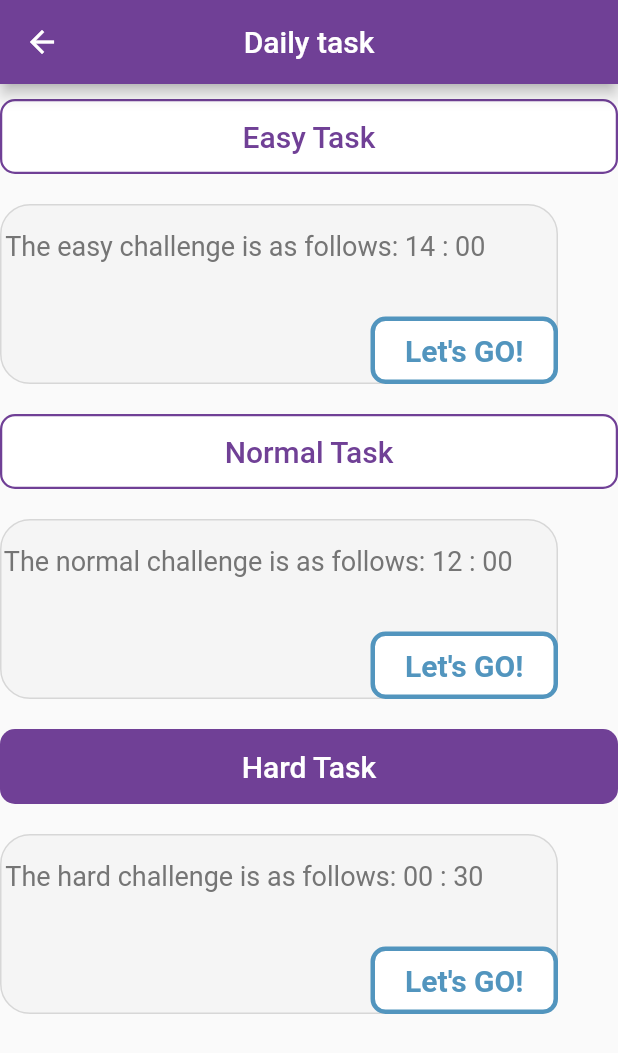
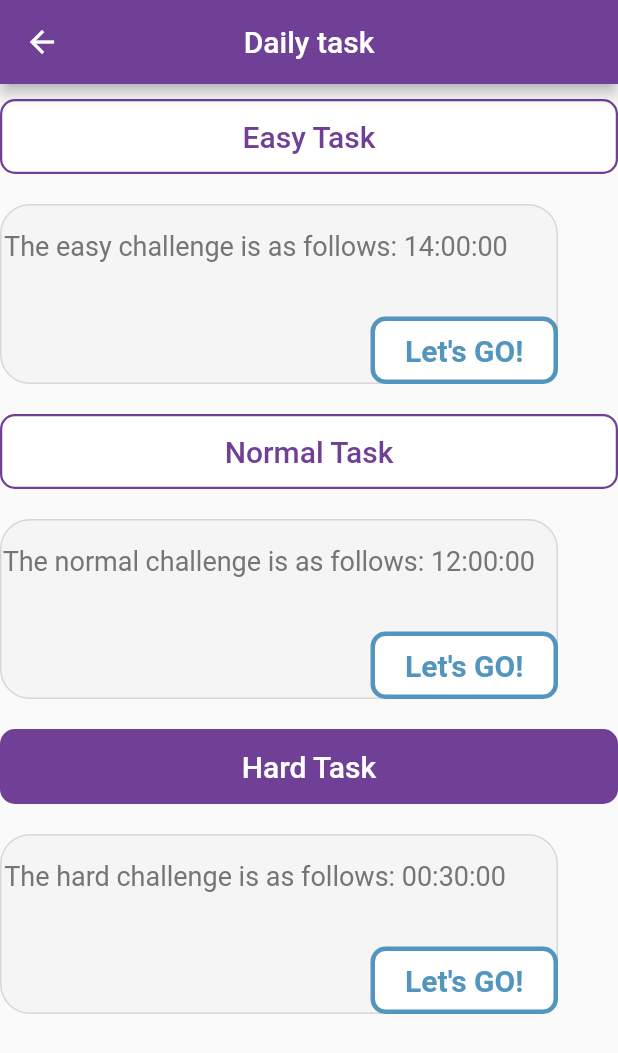
Before and after one commit to BenjaminAlvarezDiaz/no_game_yes_life, a Flutter app: the screen it shows after launch, after a tap on the "notifications" icon, on a phone screen of 412 x 824 dp. Shown: the top 1053 px of the screen. Run offline on Flutter 3.47's test engine with Material 2 defaults, Android fonts, the phone set to English and light mode, and no system bars; our stand-ins replace mvc_pattern.

Commit message:
Limpieza de código en todo DailyTaskPage

```diff
--- a/no_game_yes_life/lib/src/ui/screen_controllers/daily_task_page_controller.dart
+++ b/no_game_yes_life/lib/src/ui/screen_controllers/daily_task_page_controller.dart
@@ -28,17 +28,17 @@ class DailyTaskPageController extends ControllerMVC{
   }
 
   setTimeEasy(){
-    Duration timeEasy = dataManager.getCountDown() - Duration(hours: 2);
+    Duration timeEasy = dataManager.getCountDown() - const Duration(hours: 2);
     return timeEasy;
   }
 
   setTimeNormal(){
-    Duration timeNormal = dataManager.getCountDown() - Duration(hours: 4);
+    Duration timeNormal = dataManager.getCountDown() - const Duration(hours: 4);
     return timeNormal;
   }
 
   setTimeHard(){
-    Duration timeHard = Duration(minutes: 30);
+    Duration timeHard = const Duration(minutes: 30);
     return timeHard;
   }
 
--- a/no_game_yes_life/lib/src/ui/screens/daily_task_page.dart
+++ b/no_game_yes_life/lib/src/ui/screens/daily_task_page.dart
@@ -15,11 +15,9 @@ class DailyTask extends StatefulWidget{
 class _DailyTaskPage extends StateMVC<DailyTask> {
 
   late DailyTaskPageController _con;
-  late Duration time;
 
   _DailyTaskPage() : super (DailyTaskPageController()){
     _con = DailyTaskPageController();
-    time = _con.getCountdown();
   }
 
   @override
@@ -48,36 +46,16 @@ class _DailyTaskPage extends StateMVC<DailyTask> {
     String twoDigits(int n) => n.toString().padLeft(2, '0');
     final hours = twoDigits(timeEasy.inHours.remainder(60));
     final minutes = twoDigits(timeEasy.inMinutes.remainder(60));
+    final seconds = twoDigits(timeEasy.inSeconds.remainder(60));
     return Column(
       children: [
-        Padding(
-          padding: const EdgeInsets.symmetric(vertical: 10),
-          child: Container(
-            decoration: BoxDecoration(
-                color: Colors.white,
-                borderRadius: BorderRadius.circular(10),
-                border: Border.all(
-                    color: const Color(0xff704096),
-                    width: 1.5
-                )
-            ),
-            height: 50,
-            width: double.infinity,
-            child: const Center(
-              child: Text('Easy Task',
-                  style: TextStyle(
-                      color: Color(0xff704096),
-                      fontSize: 20,
-                      fontWeight: FontWeight.w500
-                  )
-              ),
-            ),
-          ),
+        _content('Easy Task', Colors.white, Border.all(
+            color: const Color(0xff704096),
+            width: 1.5), const Color(0xff704096)
         ),
         _space(),
         _task(
-            'The easy challenge is as follows: ${hours} : ${minutes}',
-                (){
+            'The easy challenge is as follows: ${hours}:${minutes}:${seconds}', (){
               _con.onPressedTask(context);
               context.read<Task>().easyTask();
             }),
@@ -91,36 +69,15 @@ class _DailyTaskPage extends StateMVC<DailyTask> {
     String twoDigits(int n) => n.toString().padLeft(2, '0');
     final hours = twoDigits(timeNormal.inHours.remainder(60));
     final minutes = twoDigits(timeNormal.inMinutes.remainder(60));
+    final seconds = twoDigits(timeNormal.inSeconds.remainder(60));
     return Column(
       children: [
-        Padding(
-          padding: const EdgeInsets.symmetric(vertical: 10),
-          child: Container(
-            decoration: BoxDecoration(
-                color: Colors.white,
-                borderRadius: BorderRadius.circular(10),
-                border: Border.all(
-                    color: const Color(0xff704096),
-                    width: 1.5
-                )
-            ),
-            height: 50,
-            width: double.infinity,
-            child: const Center(
-              child: Text('Normal Task',
-                  style: TextStyle(
-                      color: Color(0xff704096),
-                      fontSize: 20,
-                      fontWeight: FontWeight.w500
-                  )
-              ),
-            ),
-          ),
-        ),
+        _content('Normal Task', Colors.white, Border.all(
+            color: const Color(0xff704096),
+            width: 1.5), const Color(0xff704096)),
         _space(),
         _task(
-            'The normal challenge is as follows: ${hours} : ${minutes}',
-                (){
+            'The normal challenge is as follows: ${hours}:${minutes}:${seconds}', (){
               _con.onPressedTask(context);
               context.read<Task>().normalTask();
         }),
@@ -134,31 +91,13 @@ class _DailyTaskPage extends StateMVC<DailyTask> {
     String twoDigits(int n) => n.toString().padLeft(2, '0');
     final hours = twoDigits(timeHard.inHours.remainder(60));
     final minutes = twoDigits(timeHard.inMinutes.remainder(60));
+    final seconds = twoDigits(timeHard.inSeconds.remainder(60));
     return Column(
       children: [
-        Padding(
-          padding: const EdgeInsets.symmetric(vertical: 10),
-          child: Container(
-            decoration: BoxDecoration(
-                color: const Color(0xff704096),
-                borderRadius: BorderRadius.circular(10)
-            ),
-            height: 50,
-            width: double.infinity,
-            child: const Center(
-              child: Text('Hard Task',
-                  style: TextStyle(
-                      color: Colors.white,
-                      fontSize: 20,
-                      fontWeight: FontWeight.w500
-                  )
-              ),
-            ),
-          ),
-        ),
+        _content('Hard Task', const Color(0xff704096), null, Colors.white),
         _space(),
         _task(
-            'The hard challenge is as follows: ${hours} : ${minutes}', (){
+            'The hard challenge is as follows: ${hours}:${minutes}:${seconds}', (){
               _con.onPressedTask(context);
               context.read<Task>().hardTask();
             }
@@ -168,6 +107,29 @@ class _DailyTaskPage extends StateMVC<DailyTask> {
     );
   }
 
+  Padding _content(String difficultyTask, Color? backgroundColor, BoxBorder? border, Color? colorTask){
+    return Padding(
+      padding: const EdgeInsets.symmetric(vertical: 10),
+      child: Container(
+        decoration: BoxDecoration(
+            color: backgroundColor,
+            borderRadius: BorderRadius.circular(10),
+            border: border
+        ),
+        height: 50,
+        width: double.infinity,
+        child: Center(
+          child: Text(difficultyTask,
+              style: TextStyle(
+                  color: colorTask,
+                  fontSize: 20,
+                  fontWeight: FontWeight.w500
+              )
+          ),
+        ),
+      ),
+    );
+  }
   Padding _task(String task, Function()? action) {
     double? height = 120;
     double? width = 400;
@@ -229,7 +191,22 @@ class _DailyTaskPage extends StateMVC<DailyTask> {
       ),
     );
   }
-  Padding _taskNormal(String task) {
+  SizedBox _space() {
+    return const SizedBox(
+      height: 10,
+      width: double.infinity,
+    );
+  }
+
+  AppBar appBar(context) {
+    return AppBar(
+      backgroundColor: const Color(0xff704096),
+      title: const Text('Daily task'),
+      centerTitle: true,
+    );
+  }
+
+/*Padding _taskNormal(String task) {
     double? height = 120;
     double? width = 400;
     return Padding(
@@ -356,23 +333,42 @@ class _DailyTaskPage extends StateMVC<DailyTask> {
         ),
       ),
     );
-  }
-
-  SizedBox _space() {
-    return const SizedBox(
-      height: 10,
-      width: double.infinity,
+  }*/
+/*
+  Column _difficulty(String difficultyTask, Duration timeTask, String task, Function()? action){
+    Duration time = timeTask;
+    String twoDigits(int n) => n.toString().padLeft(2, '0');
+    final hours = twoDigits(time.inHours.remainder(60));
+    final minutes = twoDigits(time.inMinutes.remainder(60));
+    return Column(
+      children: [
+        Padding(
+          padding: const EdgeInsets.symmetric(vertical: 10),
+          child: Container(
+            decoration: BoxDecoration(
+                color: const Color(0xff704096),
+                borderRadius: BorderRadius.circular(10)
+            ),
+            height: 50,
+            width: double.infinity,
+            child: Center(
+              child: Text(difficultyTask,
+                  style: TextStyle(
+                      color: Colors.white,
+                      fontSize: 20,
+                      fontWeight: FontWeight.w500
+                  )
+              ),
+            ),
+          ),
+        ),
+        _space(),
+        _task(task, action),
+        _space()
+      ],
     );
   }
-
-  AppBar appBar(context) {
-    return AppBar(
-      backgroundColor: const Color(0xff704096),
-      title: const Text('Daily task'),
-      centerTitle: true,
-    );
-  }
-
+   */
 /*
   Column _taskNotTrue(){
     return Column(
--- a/no_game_yes_life/lib/src/ui/screens/hobby_stop_watch_page.dart
+++ b/no_game_yes_life/lib/src/ui/screens/hobby_stop_watch_page.dart
@@ -92,7 +92,7 @@ class _HobbyStopWatch extends StateMVC<HobbyStopWatch> {
           buildTime(),
           const SizedBox(height: 40),
           buildButtons(),
-          SizedBox(
+          const SizedBox(
             height: 40,
           ),
           Text('${context.watch<Task>().timeEasy}')
```
